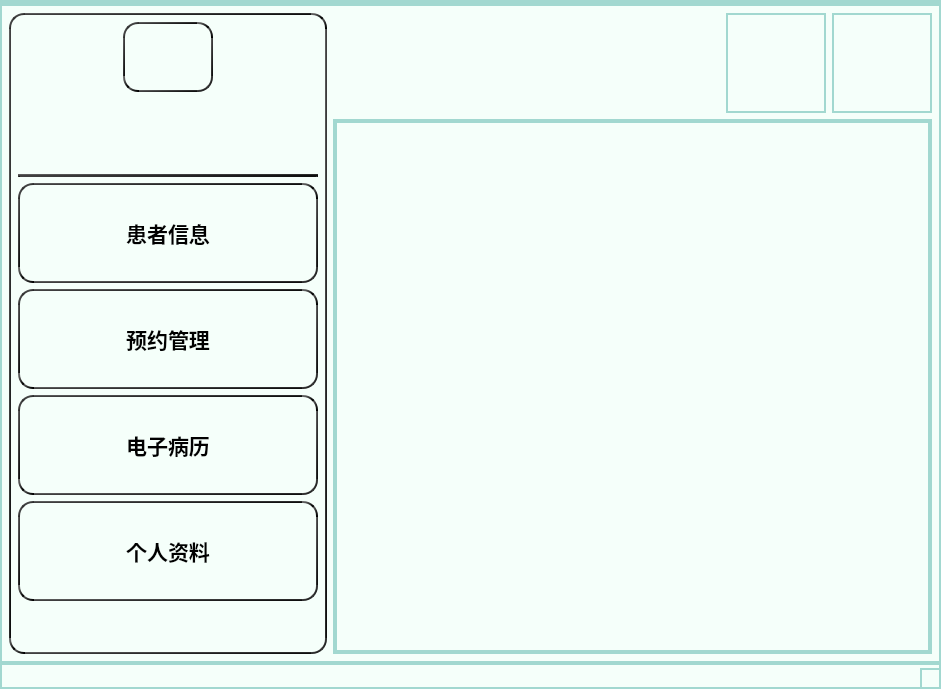
Old version of the form PEIS_Client/staffmainwindow.ui in the repository ooohhhj/PEIS.
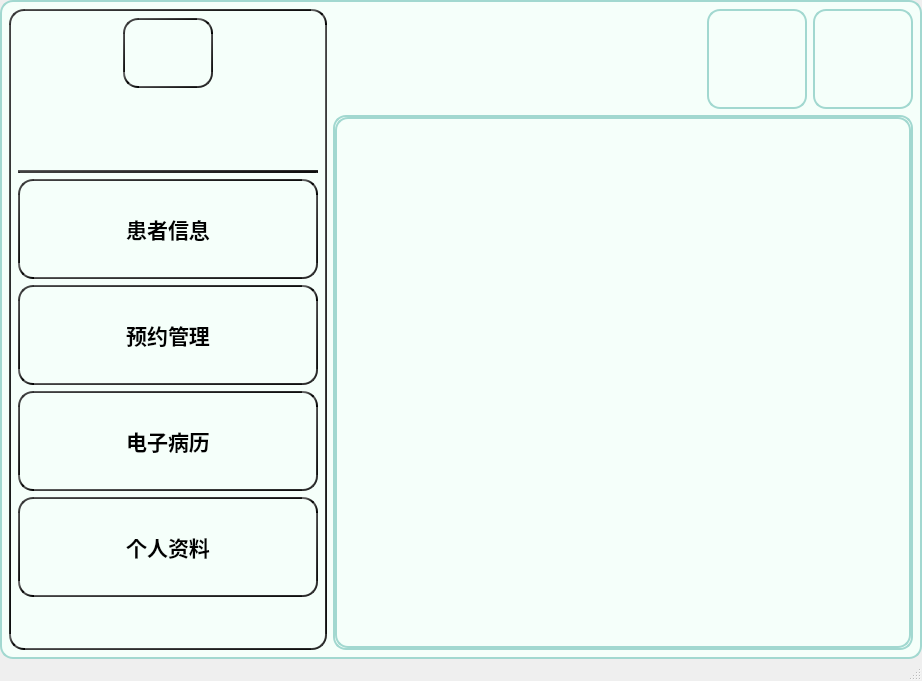
New version of the form. Icons and pictures are not drawn.

```diff
--- a/PEIS_Client/staffmainwindow.ui
+++ b/PEIS_Client/staffmainwindow.ui
@@ -6,21 +6,22 @@
    <rect>
     <x>0</x>
     <y>0</y>
-    <width>941</width>
-    <height>689</height>
+    <width>922</width>
+    <height>681</height>
    </rect>
   </property>
   <property name="windowTitle">
    <string>MainWindow</string>
   </property>
   <property name="styleSheet">
-   <string notr="true">background-color: #F5FFFA; /* Mint Cream */
-border: 2px solid #A2D8D0; /* Lighter Sea Green */
-</string>
+   <string notr="true"/>
   </property>
   <widget class="QWidget" name="centralwidget">
    <property name="styleSheet">
-    <string notr="true"/>
+    <string notr="true">background-color: #F5FFFA;
+border: 2px solid #A2D8D0;
+border-radius: 13px;
+</string>
    </property>
    <layout class="QGridLayout" name="gridLayout">
     <item row="0" column="0">
@@ -511,8 +512,8 @@
     <rect>
      <x>0</x>
      <y>0</y>
-     <width>941</width>
-     <height>25</height>
+     <width>922</width>
+     <height>21</height>
     </rect>
    </property>
   </widget>
```
Left out of the diff: 13 changed lines with no effect on the pictures.
